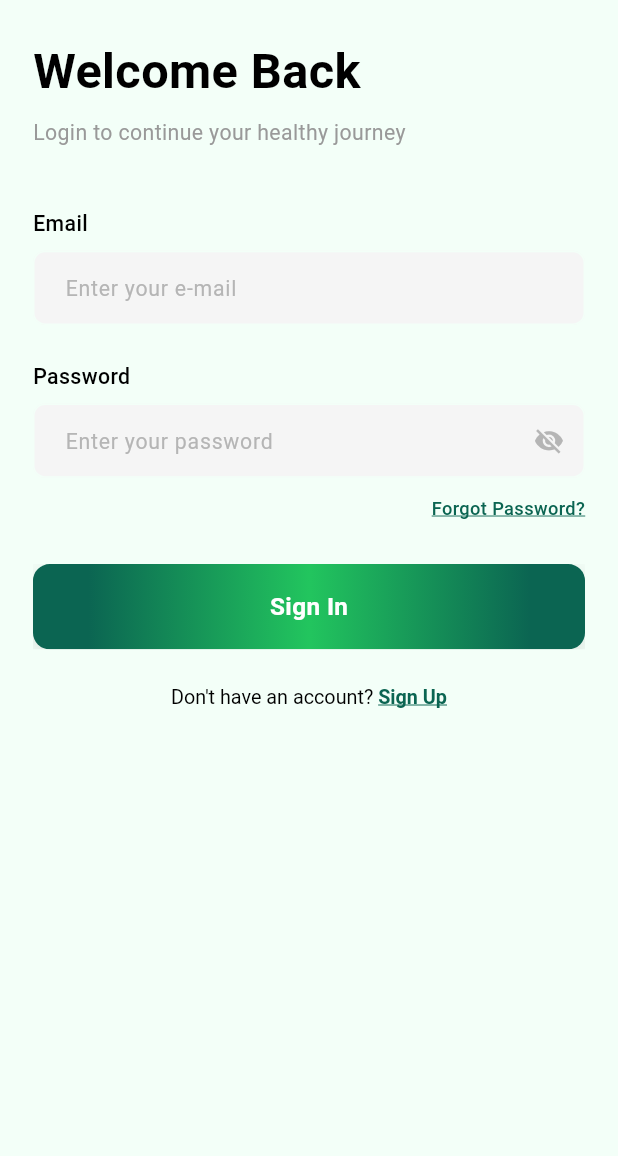
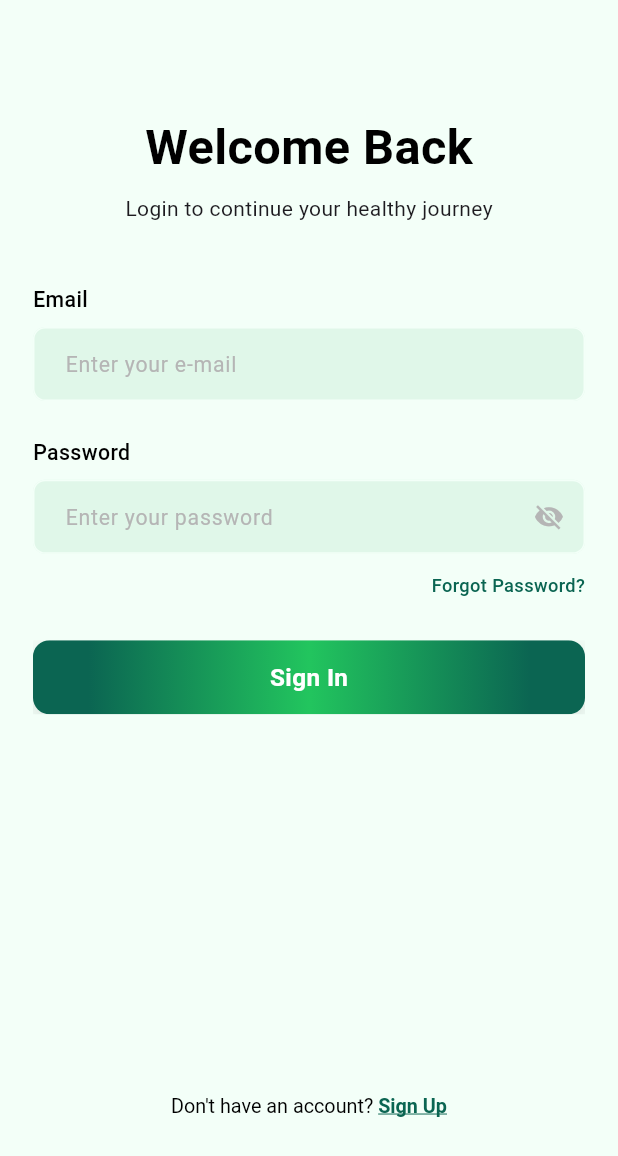
Before and after one commit to KaziAsif406/MealNexa_Meal_Planner_App, a Flutter app: the screen it shows after launch, after a tap on "SKIP", on a phone screen of 412 x 824 dp. Shown: the top 1156 px of the screen. Run offline on Flutter 3.47's test engine with Material 3 defaults, Android fonts, the phone set to English and light mode, and no system bars; our stand-ins replace dio, flutter_screenutil, get, get_it, get_storage.

Commit message:
Sign In Page Complete

```diff
--- a/lib/common_widgets/custom_textform_field.dart
+++ b/lib/common_widgets/custom_textform_field.dart
@@ -97,7 +97,7 @@ class _CustomTextFormFieldState extends State<CustomTextFormField> {
             contentPadding: widget.contentPadding ??
                 EdgeInsets.symmetric(horizontal: 16.w, vertical: 14.h),
             filled: true,
-            fillColor: const Color(0xFFF5F5F5),
+            fillColor: AppColors.c33AF65.withValues(alpha: 0.1),
             border: OutlineInputBorder(
               borderRadius: BorderRadius.circular(8.r),
               borderSide: const BorderSide(
--- a/lib/features/auth/sign_in/presentation/sign_in.dart
+++ b/lib/features/auth/sign_in/presentation/sign_in.dart
@@ -1,5 +1,7 @@
 import 'package:flutter/material.dart';
 import 'package:flutter_screenutil/flutter_screenutil.dart';
+import 'package:template_flutter/constants/text_font_style.dart';
+import '../../../../helpers/ui_helpers.dart';
 import 'widgets/sign_in_form.dart';
 import '/gen/colors.gen.dart';
 
@@ -36,8 +38,10 @@ class _SignInScreenState extends State<SignInScreen> {
           child: Column(
             crossAxisAlignment: CrossAxisAlignment.start,
             children: [
+              UIHelper.verticalSpace(50.h),
               // Header Section
-              Text(
+              Center(
+                child: Text(
                   'Welcome Back',
                   style: TextStyle(
                     fontSize: 32.sp,
@@ -45,16 +49,20 @@ class _SignInScreenState extends State<SignInScreen> {
                     color: AppColors.c000000,
                   ),
                 ),
-              SizedBox(height: 8.h),
-              Text(
+              ),
+              UIHelper.verticalSpace(8.h),
+              Center(
+                child: Text(
                   'Login to continue your healthy journey',
-                style: TextStyle(
-                  fontSize: 14.sp,
-                  fontWeight: FontWeight.w400,
-                  color: const Color(0xFF999999),
+                  //  style: TextFontStyl,
+                  // style: TextStyle(
+                  //   fontSize: 14.sp,
+                  //   fontWeight: FontWeight.w400,
+                  //   color: const Color(0xFF999999),
+                  // ),
                 ),
               ),
-              SizedBox(height: 40.h),
+              UIHelper.verticalSpace(40.h),
               // Form Section
               SignInForm(
                 onSignIn: _handleSignIn,
--- a/lib/features/auth/sign_in/presentation/widgets/sign_in_form.dart
+++ b/lib/features/auth/sign_in/presentation/widgets/sign_in_form.dart
@@ -1,6 +1,8 @@
 import 'package:flutter/gestures.dart';
 import 'package:flutter/material.dart';
 import 'package:flutter_screenutil/flutter_screenutil.dart';
+import 'package:template_flutter/constants/text_font_style.dart';
+import 'package:template_flutter/helpers/ui_helpers.dart';
 import '/common_widgets/custom_button.dart';
 import '/common_widgets/custom_textform_field.dart';
 import '/constants/validator.dart';
@@ -62,7 +64,7 @@ class _SignInFormState extends State<SignInForm> {
             keyboardType: TextInputType.emailAddress,
             validator: emailValidator,
           ),
-          SizedBox(height: 24.h),
+          UIHelper.verticalSpace(24.h),
           CustomTextFormField(
             label: 'Password',
             hintText: 'Enter your password',
@@ -70,7 +72,7 @@ class _SignInFormState extends State<SignInForm> {
             obscureText: true,
             validator: passwordValidator,
           ),
-          SizedBox(height: 12.h),
+          UIHelper.verticalSpace(12.h),
           Align(
             alignment: Alignment.centerRight,
             child: GestureDetector(
@@ -81,20 +83,19 @@ class _SignInFormState extends State<SignInForm> {
                   fontSize: 12.sp,
                   fontWeight: FontWeight.w500,
                   color: AppColors.primaryColor,
-                  decoration: TextDecoration.underline,
                   decorationColor: AppColors.primaryColor,
                 ),
               ),
             ),
           ),
-          SizedBox(height: 28.h),
+          UIHelper.verticalSpace(28.h),
           CustomButton(
             label: 'Sign In',
             onPressed: _isLoading ? null : _handleSignIn,
             width: double.infinity,
-            height: 56,
+            height: 48.h,
           ),
-          SizedBox(height: 24.h),
+          UIHelper.verticalSpace(250.h),
           Center(
             child: RichText(
               text: TextSpan(
@@ -107,6 +108,7 @@ class _SignInFormState extends State<SignInForm> {
                 children: [
                   TextSpan(
                     text: 'Sign Up',
+                   // style: TextFontStyle.t13c,
                     style: TextStyle(
                       fontSize: 13.sp,
                       fontWeight: FontWeight.w600,
--- a/lib/helpers/all_routes.dart
+++ b/lib/helpers/all_routes.dart
@@ -7,7 +7,7 @@ import 'package:flutter/foundation.dart';
 import 'package:template_flutter/features/auth/sign_in/presentation/sign_in.dart';
 
 import '../features/onboarding/presentation/onboarding_flow.dart';
-import '../welcome_screen.dart';
+
 
 void navigateToOnboarding(BuildContext context) {
   Timer(const Duration(seconds: 2), () {
@@ -43,7 +43,6 @@ final class Routes {
 
   // Onboarding Routes
   static const String onboardingScreen = '/onboarding';
-  static const String welcomeScreen = '/welcome';
 }
 
 final class RouteGenerator {
@@ -100,11 +99,6 @@ final class RouteGenerator {
         return defaultTargetPlatform == TargetPlatform.iOS
             ? CupertinoPageRoute(builder: (context) => const OnboardingFlow())
             : _FadedTransitionRoute(widget: const OnboardingFlow(), settings: settings);
-
-      case Routes.welcomeScreen:
-        return defaultTargetPlatform == TargetPlatform.iOS
-            ? CupertinoPageRoute(builder: (context) => const WelcomeScreen())
-            : _FadedTransitionRoute(widget: const WelcomeScreen(), settings: settings);
 
       case Routes.signInScreen:
         return defaultTargetPlatform == TargetPlatform.iOS
```
Also changed, not shown: lib/gen/assets.gen.dart (+40 -2 lines), lib/welcome_screen.dart (deleted, +0 -46 lines), 1 other file. Lines whose indentation alone changed are shown as unchanged.
